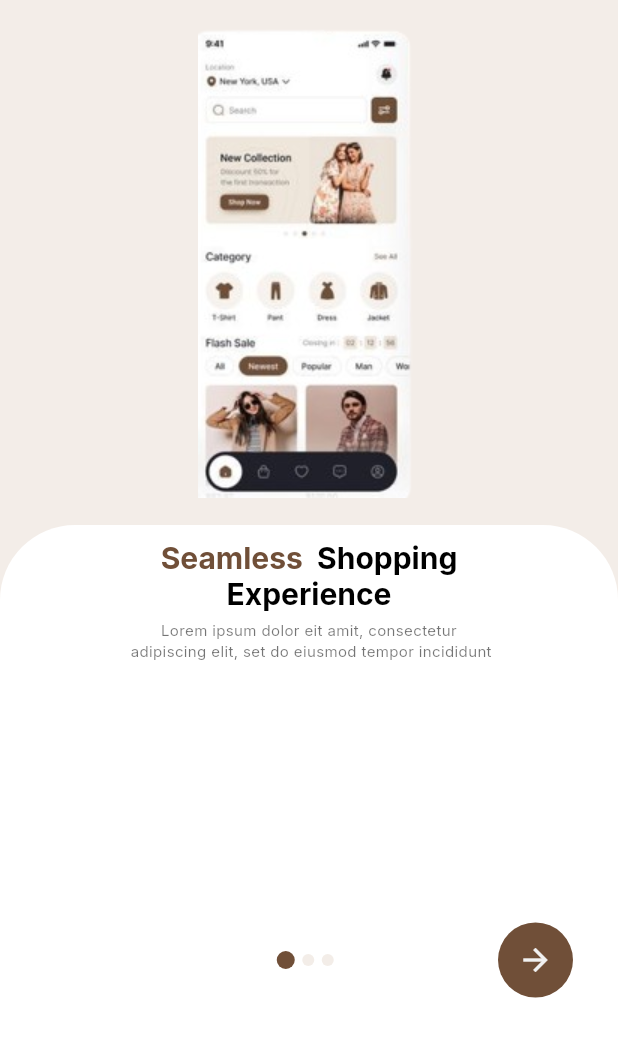
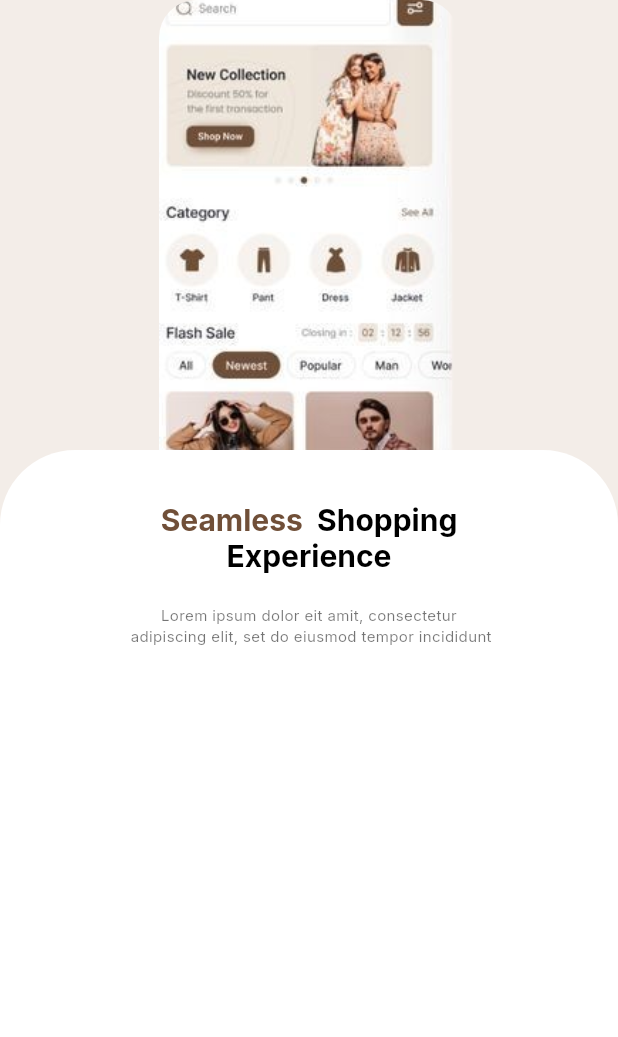
Before and after one commit to Rukn-it/e-commerce-app, a Flutter app: the OnboardingPageView widget shown alone on an empty page, opened directly with empty values, on a phone screen of 412 x 824 dp. Shown: the top 1037 px of the screen. Run offline on Flutter 3.47's test engine with Material 3 defaults, Android fonts, the phone set to English and light mode, and no system bars; our stand-ins replace carousel_slider, dio, flutter_riverpod, go_router, image_picker, riverpod and 2 more; accounts and stored records are empty; generated files the repository leaves out were written again; network calls fail.

Commit message:
2nd onboarding screen with riverpod

```diff
--- a/lib/features/onboarding_screen/data/onboarding_model.dart
+++ b/lib/features/onboarding_screen/data/onboarding_model.dart
@@ -1,7 +1,7 @@
 import 'package:flutter/material.dart';
-import '../../../core/constants/app_colors.dart';
-import '../../../core/constants/font_weights.dart';
-import '../../../core/constants/text_styles.dart';
+import '../../../../core/constants/app_colors.dart';
+import '../../../../core/constants/font_weights.dart';
+import '../../../../core/constants/text_styles.dart';
 class OnBoarding {
   final RichText title;
   final String image;
@@ -36,7 +36,7 @@ List<OnBoarding> onboardingItems = [
         ],
       ),
     ),
-    image: 'assets/images/onboarding/1.png',
+    image: 'assets/images/onboarding/11.png',
     descreption: 'Lorem ipsum dolor eit amit, consectetur \n'
         ' adipiscing elit, set do eiusmod tempor incididunt',
   ),
@@ -60,13 +60,13 @@ List<OnBoarding> onboardingItems = [
             ),
           ),
           TextSpan(
-            text: 'Begin',
+            text: ' Begin',
             style: TextStyles.heading3Bold,
           ),
         ],
       ),
     ),
-    image: 'assets/images/onboarding/2.png',
+    image: 'assets/images/onboarding/22.png',
     descreption: 'Lorem ipsum dolor eit amit, consectetur \n'
         ' adipiscing elit, set do eiusmod tempor incididunt',
   ),
@@ -105,7 +105,7 @@ List<OnBoarding> onboardingItems = [
         ],
       ),
     ),
-    image: 'assets/images/onboarding/3.jpg',
+    image: 'assets/images/onboarding/33.png',
     descreption: 'Lorem ipsum dolor eit amit, consectetur \n'
         ' adipiscing elit, set do eiusmod tempor incididunt',
   ), ];
--- a/lib/features/onboarding_screen/main.dart
+++ b/lib/features/onboarding_screen/main.dart
@@ -12,6 +12,7 @@ class OnboardingScreen extends ConsumerWidget {
       routerDelegate: router.routerDelegate,
       routeInformationParser: router.routeInformationParser,
       routeInformationProvider: router.routeInformationProvider,
+      debugShowCheckedModeBanner: false,
     );
   }
 }
--- a/lib/features/onboarding_screen/presentation/view/widgets/page_view.dart
+++ b/lib/features/onboarding_screen/presentation/view/widgets/page_view.dart
@@ -1,7 +1,7 @@
 import 'package:flutter/material.dart';
 import 'package:trailing_e_commerce_app/core/constants/text_styles.dart';
-import 'package:trailing_e_commerce_app/features/onboarding_screen/data/onboarding_model.dart';
-import 'arrows_section.dart';
+
+import '../../../data/onboarding_model.dart';
 
 class OnboardingPageView extends StatelessWidget {
   final int currentIndex;
@@ -25,16 +25,22 @@ class OnboardingPageView extends StatelessWidget {
         onPageChanged: onPageChanged,
         itemBuilder: (context, index) => Column(
           children: [
-
-            Padding(
-              padding: const EdgeInsets.only( left: 40, right: 40),
-              child: Image.asset(
-                onboardingItems[index].image,
-                height: 350,
+            Container( // ******* 3 imagesContainer
+              width: 200 ,
+              height: 300,
+              decoration: BoxDecoration(
+                image: DecorationImage(
+                  image: AssetImage( onboardingItems[index].image,),
+                  fit: BoxFit.fitWidth,
+                ),
+                borderRadius: BorderRadius.only(
+                  topLeft: Radius.circular(25),
+                  topRight: Radius.circular(25),
+                ),
               ),
             ),
             Expanded(
-              child: Container(
+              child: Container( // ***** Curved Container
                 decoration: BoxDecoration(
                   color: Colors.white,
                   borderRadius: BorderRadius.only(
@@ -47,15 +53,13 @@ class OnboardingPageView extends StatelessWidget {
                   child: Column(
                     crossAxisAlignment: CrossAxisAlignment.stretch,
                     children: [
+                      SizedBox(height: 25),
                       onboardingItems[index].title,
-                      SizedBox(height: 5),
-                      Text(
-                        onboardingItems[index].descreption,
+                      SizedBox(height: 20),
+                      Text( onboardingItems[index].descreption,
                         style: TextStyles.xSmallRegular,
                         textAlign: TextAlign.center,
                       ),
-                      SizedBox(height: 25),
-                      ArrowSection( controller: controller,),
                     ],
                   ),
                 ),
```
Also changed, not shown: lib/features/onboarding_screen/presentation/view/onboarding_screen.dart (+13 -14 lines), lib/features/onboarding_screen/presentation/view/widgets/arrows_section.dart (+4 -6 lines), lib/features/onboarding_screen/presentation/view/widgets/skip_section.dart (+9 -18 lines), lib/features/onboarding_screen/routes.dart (+0 -18 lines), assets/images/onboarding/1.png (deleted), assets/images/onboarding/11.png (added), assets/images/onboarding/2.png (deleted), assets/images/onboarding/22.png (added), assets/images/onboarding/3.jpg (deleted), assets/images/onboarding/33.png (added).
